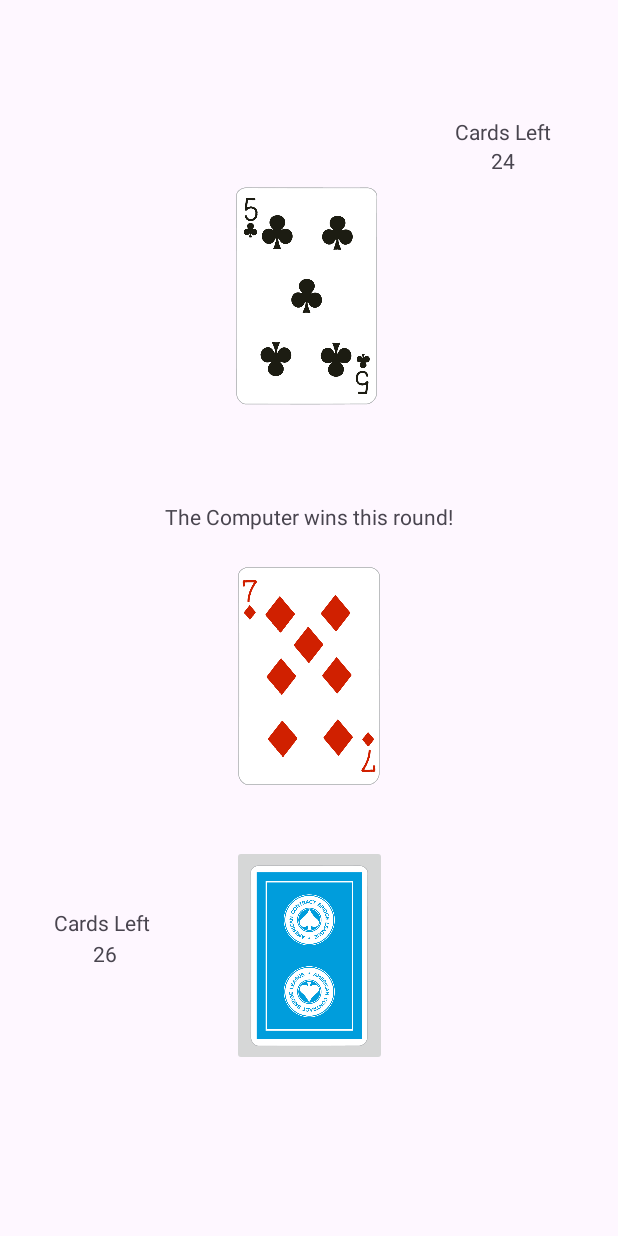
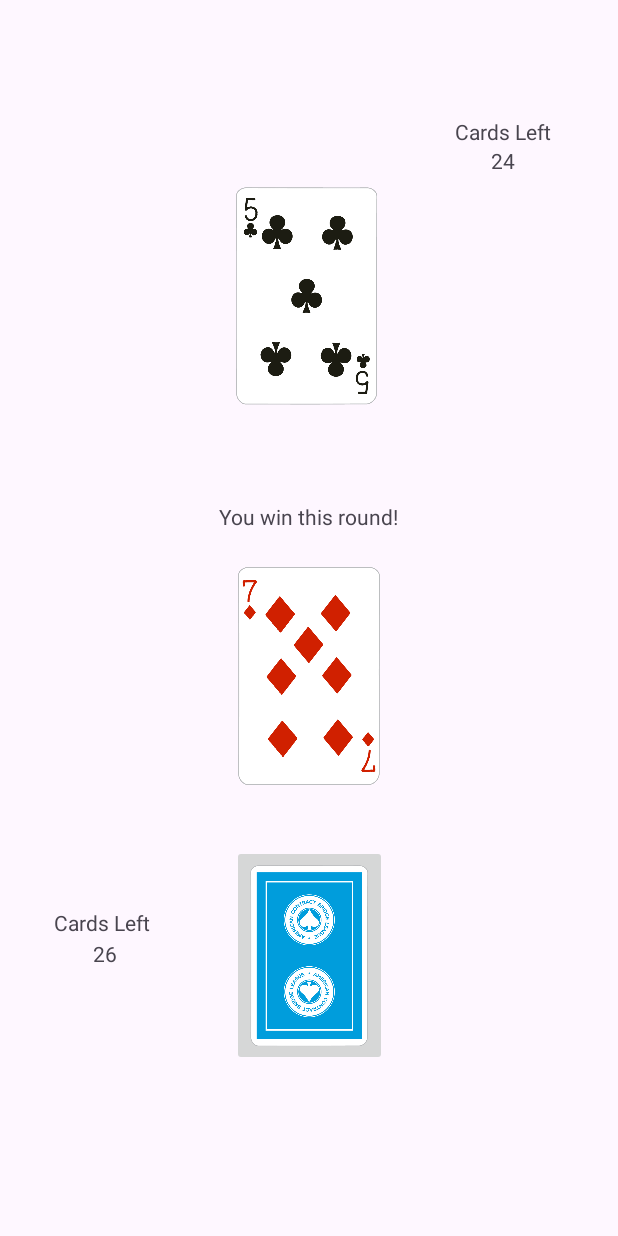
Before and after one commit to ElinFoUni/WarCardGame, an Android app: the MainActivity screen opened directly, with no data from a screen before it, after a tap on an icon or button, on a phone screen of 412 x 824 dp. Run offline under Robolectric (Android 15) with nearby library versions, the phone set to English and light mode, and no system bars.

Commit message:
Fixed an UI issue where human/pc win messages were switched

```diff
--- a/app/src/main/java/com/example/war/MainActivity.kt
+++ b/app/src/main/java/com/example/war/MainActivity.kt
@@ -78,6 +78,7 @@ class MainActivity : AppCompatActivity() {
         humanPlayerCount.text = "${game.humanPlayerCards.size - 1}"
         pcPlayerCount.text = "${game.pcPlayerCards.size - 1}"
 
+
         when {
             card1 == null -> {
                 goToLoseScreen()
@@ -86,10 +87,10 @@ class MainActivity : AppCompatActivity() {
                 goToWinScreen()
             }
             card1.rank > card2.rank -> {
-                roundMessage.text = "The Computer wins this round!"
+                roundMessage.text = "You win this round!"
             }
             card1.rank < card2.rank -> {
-                roundMessage.text = "You wins this round!"
+                roundMessage.text = "The computer wins this round!"
             }
             else -> {
                 roundMessage.text = "It's a tie!"
@@ -99,6 +100,9 @@ class MainActivity : AppCompatActivity() {
         // can be used to see what card is actually played, in the log, if the UI has issues
         Log.d("Card Debug", "Human player's card: $card1")
         Log.d("Card Debug", "AI player's card: $card2")
+
+        Log.d("Card Count Debug", "Human count: ${game.humanPlayerCards.size - 1}, PC count: ${game.pcPlayerCards.size - 1}")
+        Log.d("TextView Assignment", "Human: $humanPlayerCount, PC: $pcPlayerCount")
     }
 
     // Goes to the win screen
--- a/app/src/main/java/com/example/war/classes/Game.kt
+++ b/app/src/main/java/com/example/war/classes/Game.kt
@@ -29,6 +29,8 @@ class Game {
         if (humanCard != null) temporaryCardPile.add(humanCard)
         if (pcCard != null) temporaryCardPile.add(pcCard)
 
+        println("Debug: Human card: $humanCard, PC card: $pcCard")
+
         // Checks to see what the outcome of the round is
         return when {
             // checks if either player is out of cards
@@ -37,6 +39,8 @@ class Game {
 
             // Human wins the round
             humanCard.rank > pcCard.rank -> {
+                println("Debug: Human wins round")
+
                 // calls the winCards function to add the cards to the bottom of the deck
                 collectWinnings(humanPlayerCards)
                 humanCard to pcCard
@@ -44,6 +48,7 @@ class Game {
 
             // PC wins the round
             humanCard.rank < pcCard.rank -> {
+                println("Debug: PC wins round")
                 collectWinnings(pcPlayerCards)
                 humanCard to pcCard
             }
@@ -99,8 +104,10 @@ class Game {
 
     // appends the elements of the temporary deck to the bottom of the round winner's deck
     private fun collectWinnings(roundWinner: MutableList<Card>) {
+        if (temporaryCardPile.isNotEmpty()) {
         roundWinner.addAll(temporaryCardPile)
         temporaryCardPile.clear()
+            }
     }
 
 }
```
